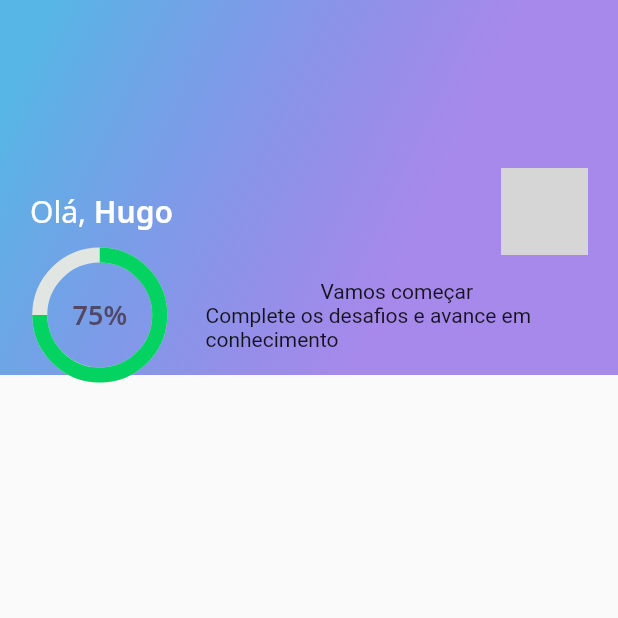
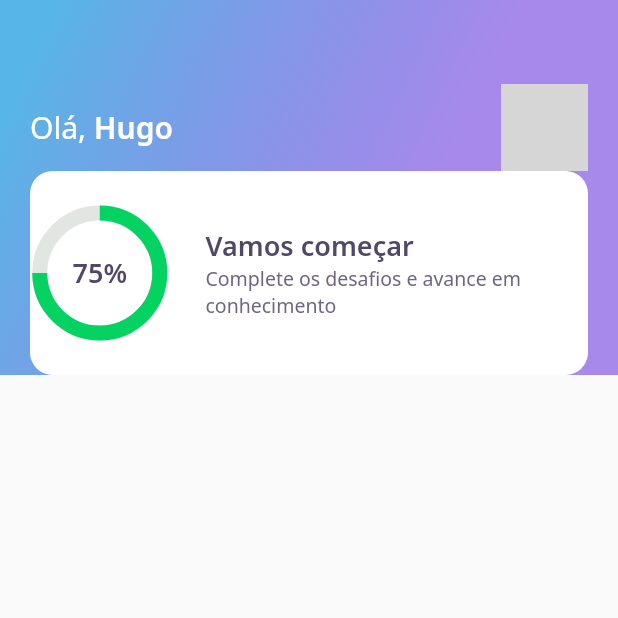
Before and after one commit to hugstr/NLW05_DevQuiz, a Flutter app: the screen it shows after launch, on a phone screen of 412 x 824 dp, the top half of it. Run offline on Flutter 3.47's test engine with Material 2 defaults, Android fonts, the phone set to English and light mode, and no system bars; our stand-ins replace google_fonts; network calls fail; grey boxes are pictures that could not be loaded.

Commit message:
score card adjustments

```diff
--- a/lib/home/widgets/chart/chart_widget.dart
+++ b/lib/home/widgets/chart/chart_widget.dart
@@ -6,6 +6,7 @@ class ChartWidget extends StatelessWidget {
   @override
   Widget build(BuildContext context) {
     return Container(
+      decoration: BoxDecoration(color: AppColors.white),
       height: 80,
       width: 80,
       child: Stack(
--- a/lib/home/widgets/score_card/score_card_widget.dart
+++ b/lib/home/widgets/score_card/score_card_widget.dart
@@ -1,3 +1,4 @@
+import 'package:DevQuiz/core/core.dart';
 import 'package:DevQuiz/home/widgets/chart/chart_widget.dart';
 import 'package:flutter/material.dart';
 
@@ -6,7 +7,13 @@ class ScoreCardWidget extends StatelessWidget {
   @override
   Widget build(BuildContext context) {
     return Container(
+      height: 136,
+      decoration: BoxDecoration(
+        color: AppColors.white,
+        borderRadius: BorderRadius.circular(15),
+      ),
       child: Row(
+        crossAxisAlignment: CrossAxisAlignment.center,
         children: [
           Expanded(
             flex: 1,
@@ -17,9 +24,17 @@ class ScoreCardWidget extends StatelessWidget {
             child: Padding(
               padding: const EdgeInsets.only(left: 24),
               child: Column(
+                mainAxisAlignment: MainAxisAlignment.center,
+                crossAxisAlignment: CrossAxisAlignment.start,
                 children: [
-                  Text("Vamos começar"),
-                  Text("Complete os desafios e avance em conhecimento"),
+                  Text(
+                    "Vamos começar",
+                    style: AppTextStyles.heading,
+                  ),
+                  Text(
+                    "Complete os desafios e avance em conhecimento",
+                    style: AppTextStyles.body,
+                  ),
                 ],
               ),
             ),
```
